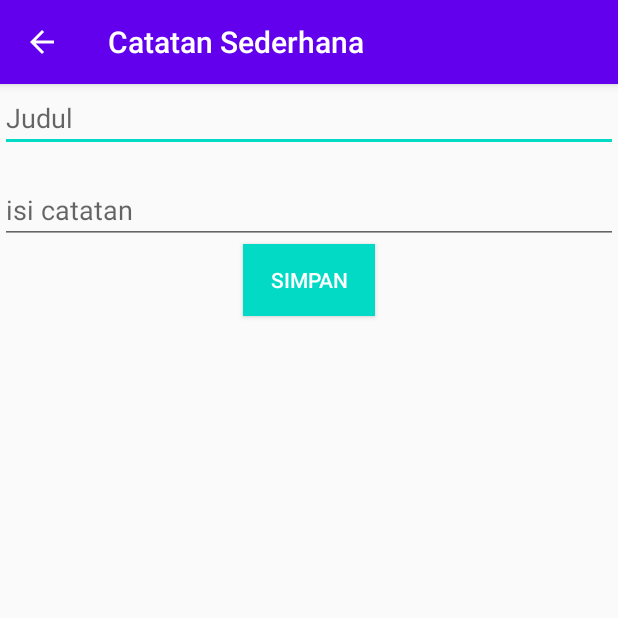
After one commit to fajarazay/Catatan-Sederhana, an Android app: the DetailActivity screen opened directly, with no data from a screen before it, on a phone screen of 412 x 824 dp, the top half of it. The commit adds this screen. Run offline under Robolectric (Android 15) with nearby library versions, the phone set to English and light mode, and no system bars; our stand-ins replace Room's generated code.

Commit message:
pertemuan kedua

```diff
--- a/app/src/main/AndroidManifest.xml
+++ b/app/src/main/AndroidManifest.xml
@@ -1,6 +1,7 @@
 <?xml version="1.0" encoding="utf-8"?>
 <manifest xmlns:android="http://schemas.android.com/apk/res/android"
     package="com.github.fajarazay.catatansederhana">
+
     <application
         android:allowBackup="true"
         android:icon="@mipmap/ic_launcher"
@@ -8,6 +9,7 @@
         android:roundIcon="@mipmap/ic_launcher_round"
         android:supportsRtl="true"
         android:theme="@style/AppTheme">
+        <activity android:name=".DetailActivity"></activity>
         <activity android:name=".MainActivity">
             <intent-filter>
                 <action android:name="android.intent.action.MAIN" />
--- /dev/null
+++ b/app/src/main/java/com/github/fajarazay/catatansederhana/CatatanDAO.kt
@@ -0,0 +1,30 @@
+package com.github.fajarazay.catatansederhana
+
+import androidx.lifecycle.LiveData
+import androidx.room.*
+
+/**
+ * Created by FAJAR SEPTIAN on 12/07/20.
+ *
+ * @Author Fajar Septian
+ * @Email fajarajay10@gmail.com
+ * @Github https://github.com/fajarazay
+ */
+
+@Dao
+interface CatatanDAO {
+    @Insert(onConflict = OnConflictStrategy.REPLACE)
+    fun insert(catatan: Catatan) : Long
+
+    @Update
+    fun update(catatan: Catatan) : Int
+
+    @Delete
+    fun delete (catatan: Catatan) : Int
+
+    @Query("SELECT * from catatan WHERE idCatatan= :idCatatan")
+    fun getDetailCatatan(idCatatan: Int): LiveData<Catatan>
+
+    @Query("SELECT * from catatan")
+    fun getAllDataCatatan(): LiveData<List<Catatan>>
+}
--- /dev/null
+++ b/app/src/main/java/com/github/fajarazay/catatansederhana/CatatanDatabase.kt
@@ -0,0 +1,34 @@
+package com.github.fajarazay.catatansederhana
+
+import android.content.Context
+import androidx.room.Database
+import androidx.room.Room
+import androidx.room.RoomDatabase
+
+/**
+ * Created by FAJAR SEPTIAN on 12/07/20.
+ *
+ * @Author Fajar Septian
+ * @Email fajarajay10@gmail.com
+ * @Github https://github.com/fajarazay
+ */
+
+@Database(entities = [Catatan::class], version = 1, exportSchema = false)
+abstract class CatatanDatabase : RoomDatabase() {
+    abstract  fun catatanDAO() : CatatanDAO
+
+    companion object {
+        @Volatile
+        var INSTANCE : CatatanDatabase? = null
+
+        fun getInstance(context: Context): CatatanDatabase =
+            INSTANCE ?: synchronized(this) {
+                INSTANCE ?: Room.databaseBuilder(
+                    context.applicationContext,
+                    CatatanDatabase::class.java,
+                    "catatan.db"
+                ).allowMainThreadQueries()
+                    .build()
+            }
+    }
+}
--- /dev/null
+++ b/app/src/main/java/com/github/fajarazay/catatansederhana/DetailActivity.kt
@@ -0,0 +1,47 @@
+package com.github.fajarazay.catatansederhana
+
+import android.os.AsyncTask
+import androidx.appcompat.app.AppCompatActivity
+import android.os.Bundle
+import android.widget.Toast
+import kotlinx.android.synthetic.main.activity_detail.*
+
+class DetailActivity : AppCompatActivity() {
+    var catatanDAO: CatatanDAO? = null
+    var catatan: Catatan? = null
+
+    override fun onCreate(savedInstanceState: Bundle?) {
+        super.onCreate(savedInstanceState)
+        setContentView(R.layout.activity_detail)
+
+        //menampilkan tanda panah kiri di kiri atas sebagai navigasi kembali ke halaman sebelumnya
+        supportActionBar?.setDisplayHomeAsUpEnabled(true)
+
+        val db = CatatanDatabase.getInstance(this)
+        catatanDAO = db.catatanDAO()
+
+        button_simpan.setOnClickListener {
+            create()
+        }
+    }
+
+    fun create() {
+        //mengisi data berdasarkan dari inputan di edit text judul & isi
+        val data = Catatan(
+            judul = edittext_judul.text.toString(),
+            isi = edittext_isi.text.toString()
+        )
+
+        //memasukkan data ke dalam database
+        AsyncTask.execute{
+            catatanDAO?.insert(data)
+            finish()
+        }
+    }
+
+    override fun onSupportNavigateUp(): Boolean {
+        //menutup halaman ketika klik panah kiri yang ada di kiri atas
+        finish()
+        return super.onSupportNavigateUp()
+    }
+}
--- /dev/null
+++ b/app/src/main/res/layout/activity_detail.xml
@@ -0,0 +1,31 @@
+<?xml version="1.0" encoding="utf-8"?>
+<LinearLayout xmlns:android="http://schemas.android.com/apk/res/android"
+    xmlns:app="http://schemas.android.com/apk/res-auto"
+    xmlns:tools="http://schemas.android.com/tools"
+    android:layout_width="match_parent"
+    android:layout_height="match_parent"
+    android:orientation="vertical"
+    tools:context=".DetailActivity">
+
+    <EditText
+        android:id="@+id/edittext_judul"
+        android:hint="Judul"
+        android:layout_width="match_parent"
+        android:layout_height="wrap_content"/>
+
+    <EditText
+        android:id="@+id/edittext_isi"
+        android:hint="isi catatan"
+        android:layout_width="match_parent"
+        android:layout_height="wrap_content"
+        android:layout_marginTop="16dp"/>
+
+    <Button
+        android:id="@+id/button_simpan"
+        android:textColor="@android:color/white"
+        android:background="@color/colorAccent"
+        android:layout_width="wrap_content"
+        android:layout_height="wrap_content"
+        android:layout_gravity="center"
+        android:text="Simpan"/>
+</LinearLayout>
```
Also changed, not shown: app/build.gradle (+10 -1 lines), app/src/main/java/com/github/fajarazay/catatansederhana/Adapter.kt (+19 -6 lines), app/src/main/java/com/github/fajarazay/catatansederhana/Catatan.kt (added, +24 -0 lines), app/src/main/java/com/github/fajarazay/catatansederhana/MainActivity.kt (+32 -30 lines), app/src/main/res/layout/activity_main.xml (+8 -1 lines), app/src/main/res/layout/item_list.xml (+8 -1 lines).
